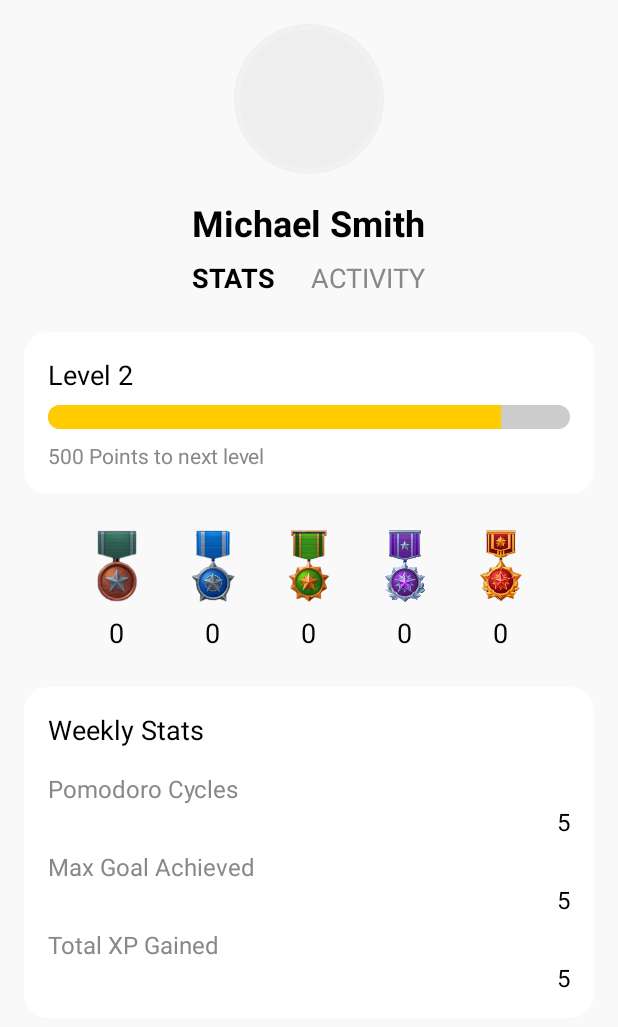
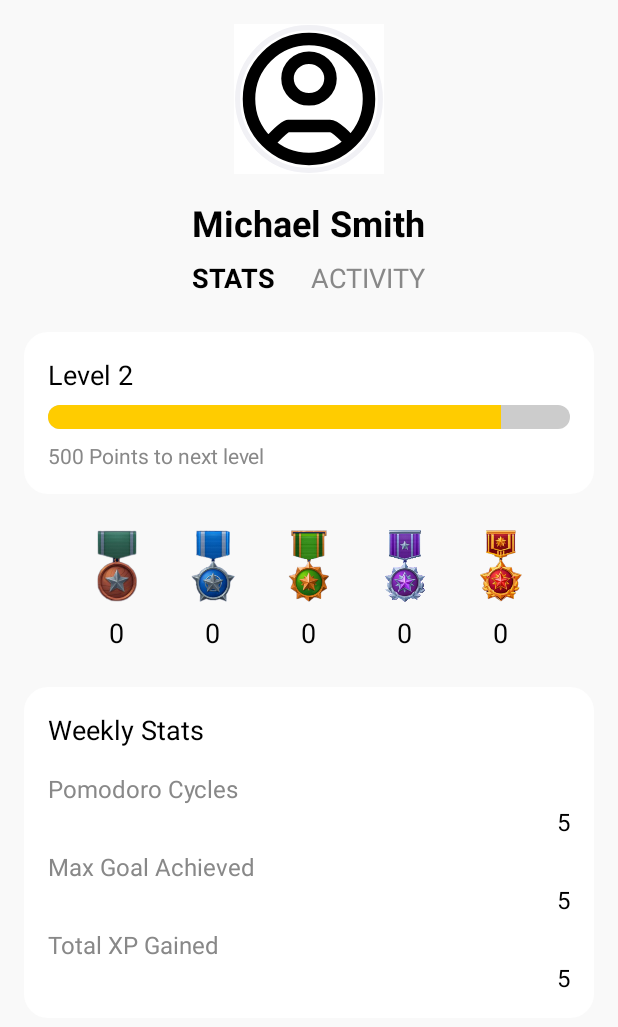
Before and after one commit to tronnyg/TurboTrack-OPSC7311POE, an Android app built with Jetpack Compose: the fragment FragmentProfilePage shown on its own in the app's theme, on a phone screen of 412 x 824 dp. Shown: the top 1027 px of the screen. Run offline under Robolectric (Android 15) with nearby library versions, the phone set to English and light mode, and no system bars.

Commit message:
- added profile icon - changed profile icon on profile page

```diff
--- /dev/null
+++ b/app/src/main/res/drawable/user_profile_icon.xml
@@ -0,0 +1,21 @@
+<vector xmlns:android="http://schemas.android.com/apk/res/android"
+    android:width="24dp"
+    android:height="24dp"
+    android:viewportWidth="24"
+    android:viewportHeight="24">
+  <path
+      android:pathData="M0,0h24v24h-24z"
+      android:fillColor="#F5F5F5"/>
+  <group>
+    <clip-path
+        android:pathData="M-388,-7805L1372,-7805A20,20 0,0 1,1392 -7785L1392,4563A20,20 0,0 1,1372 4583L-388,4583A20,20 0,0 1,-408 4563L-408,-7785A20,20 0,0 1,-388 -7805z"/>
+    <path
+        android:pathData="M-388,-7805L1372,-7805A20,20 0,0 1,1392 -7785L1392,4563A20,20 0,0 1,1372 4583L-388,4583A20,20 0,0 1,-408 4563L-408,-7785A20,20 0,0 1,-388 -7805z"
+        android:fillColor="#ffffff"/>
+    <path
+        android:pathData="M5.4,19.2C5.861,18.684 8.021,16.307 8.654,16.307H15.346C16.264,16.307 18.136,18.277 18.6,18.971M21.6,12C21.6,17.302 17.302,21.6 12,21.6C6.698,21.6 2.4,17.302 2.4,12C2.4,6.698 6.698,2.4 12,2.4C17.302,2.4 21.6,6.698 21.6,12ZM15.439,8.728C15.439,6.896 13.893,5.4 12,5.4C10.108,5.4 8.562,6.896 8.562,8.728C8.562,10.559 10.108,12.056 12,12.056C13.893,12.056 15.439,10.559 15.439,8.728Z"
+        android:strokeWidth="2"
+        android:fillColor="#00000000"
+        android:strokeColor="#000000"/>
+  </group>
+</vector>
--- a/app/src/main/res/layout/fragment_activity_page.xml
+++ b/app/src/main/res/layout/fragment_activity_page.xml
@@ -27,7 +27,7 @@
                 android:layout_width="100dp"
                 android:layout_height="100dp"
                 android:background="@drawable/circle_background"
-                android:src="@drawable/profile_picture_placeholder"
+                android:src="@drawable/user_profile_icon"
                 android:layout_marginBottom="16dp"
                 android:contentDescription="Profile Picture" />
 
--- a/app/src/main/res/layout/fragment_profile_page.xml
+++ b/app/src/main/res/layout/fragment_profile_page.xml
@@ -23,7 +23,7 @@
                 android:layout_width="100dp"
                 android:layout_height="100dp"
                 android:layout_marginBottom="16dp"
-                android:background="@drawable/circle_background"
+                android:background="@drawable/user_profile_icon"
                 android:contentDescription="Profile Picture"
                 android:src="@drawable/profile_picture_placeholder" />
 
```
